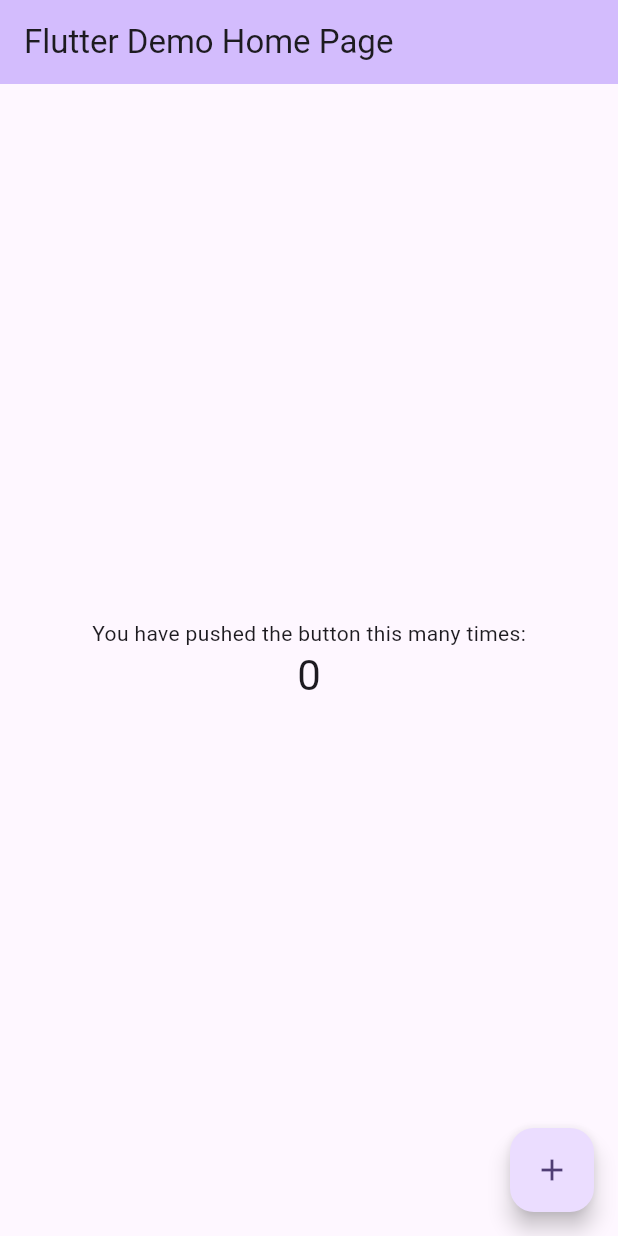
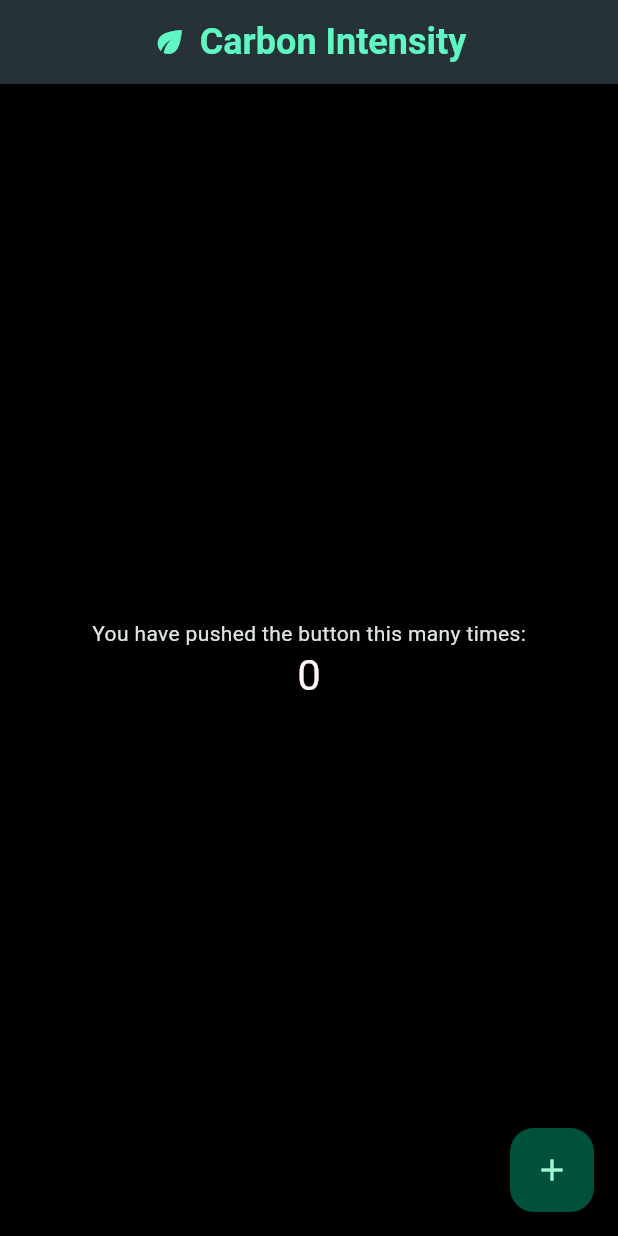
Before and after one commit to kwancer/carbon_intensity_dashboard, a Flutter app: the screen it shows after launch, on a phone screen of 412 x 824 dp. Run offline on Flutter 3.47's test engine with Material 3 defaults, Android fonts, the phone set to English and light mode, and no system bars.

Commit message:
App Bar customised

```diff
--- a/lib/main.dart
+++ b/lib/main.dart
@@ -12,26 +12,20 @@ class MyApp extends StatelessWidget {
   Widget build(BuildContext context) {
     return MaterialApp(
       title: 'Flutter Demo',
-      theme: ThemeData(
-        // This is the theme of your application.
-        //
-        // TRY THIS: Try running your application with "flutter run". You'll see
-        // the application has a purple toolbar. Then, without quitting the app,
-        // try changing the seedColor in the colorScheme below to Colors.green
-        // and then invoke "hot reload" (save your changes or press the "hot
-        // reload" button in a Flutter-supported IDE, or press "r" if you used
-        // the command line to start the app).
-        //
-        // Notice that the counter didn't reset back to zero; the application
-        // state is not lost during the reload. To reset the state, use hot
-        // restart instead.
-        //
-        // This works for code too, not just values: Most code changes can be
-        // tested with just a hot reload.
-        colorScheme: ColorScheme.fromSeed(seedColor: Colors.deepPurple),
-        useMaterial3: true,
+      themeMode: ThemeMode.dark, // Always use dark mode
+      darkTheme: ThemeData(
+        brightness: Brightness.dark,
+        primaryColor: const Color.fromRGBO(95, 247, 194, 1),
+        scaffoldBackgroundColor: Colors.black,
+        colorScheme: ColorScheme.fromSeed(
+          seedColor: const Color.fromRGBO(95, 247, 194, 1),
+          brightness: Brightness.dark,
+        ),
+        appBarTheme: AppBarTheme(
+          backgroundColor: Colors.blueGrey[900],
+        )
       ),
-      home: const MyHomePage(title: 'Flutter Demo Home Page'),
+      home: const MyHomePage(title: 'Carbon Intensity'),
     );
   }
 }
@@ -81,11 +75,28 @@ class _MyHomePageState extends State<MyHomePage> {
         // TRY THIS: Try changing the color here to a specific color (to
         // Colors.amber, perhaps?) and trigger a hot reload to see the AppBar
         // change color while the other colors stay the same.
-        backgroundColor: Theme.of(context).colorScheme.inversePrimary,
+        // backgroundColor: Theme.of(context).colorScheme.inversePrimary,
         // Here we take the value from the MyHomePage object that was created by
         // the App.build method, and use it to set our appbar title.
-        title: Text(widget.title),
-      ),
+        title: Row(
+          mainAxisAlignment: MainAxisAlignment.center,
+          children: [
+            Icon(
+              Icons.eco,
+              color: Theme.of(context).primaryColor,
+            ),
+            const SizedBox(width: 8),
+            Text(
+              widget.title,
+              style: TextStyle(
+          fontWeight: FontWeight.bold,
+          fontSize: 24,
+          color: Theme.of(context).primaryColor,
+              ),
+            ),
+          ],
+        ),
+            ),
       body: Center(
         // Center is a layout widget. It takes a single child and positions it
         // in the middle of the parent.
@@ -110,7 +121,7 @@ class _MyHomePageState extends State<MyHomePage> {
             ),
             Text(
               '$_counter',
-              style: Theme.of(context).textTheme.headlineMedium,
+                style: Theme.of(context).textTheme.headlineMedium?.copyWith(color: const Color.fromARGB(255, 255, 244, 244)),
             ),
           ],
         ),
--- a/pubspec.yaml
+++ b/pubspec.yaml
@@ -35,6 +35,8 @@ dependencies:
   # The following adds the Cupertino Icons font to your application.
   # Use with the CupertinoIcons class for iOS style icons.
   cupertino_icons: ^1.0.8
+  http: ^1.2.2
+  fl_chart: ^0.69.0
 
 dev_dependencies:
   flutter_test:
```
Also changed, not shown: pubspec.lock.
